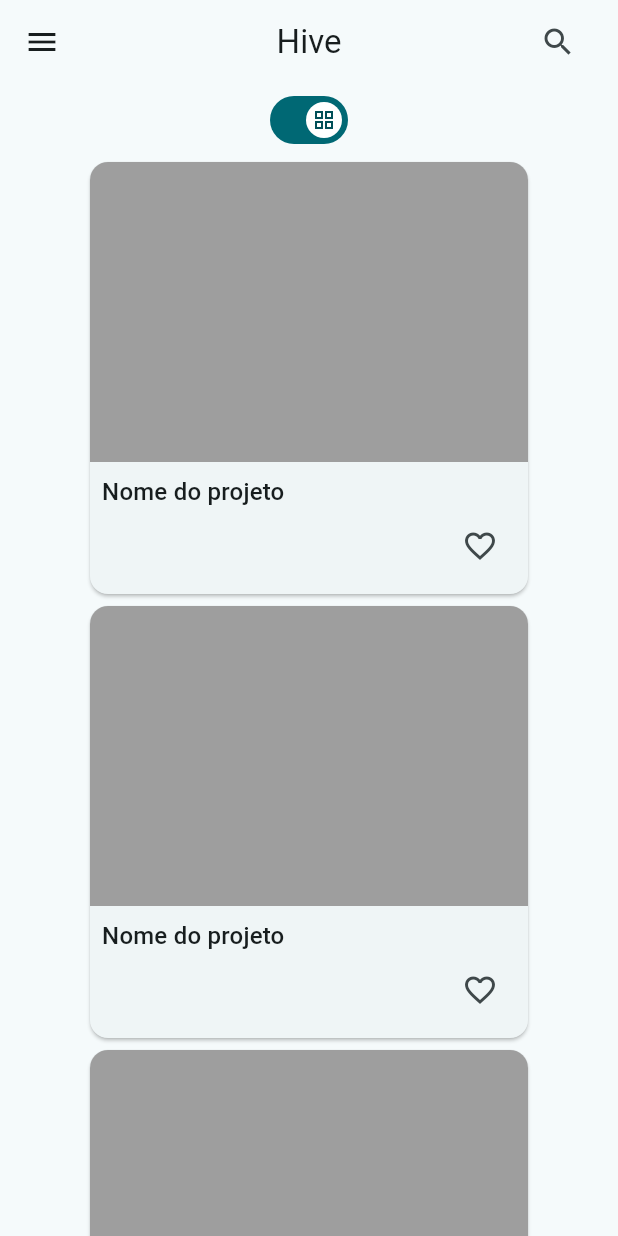
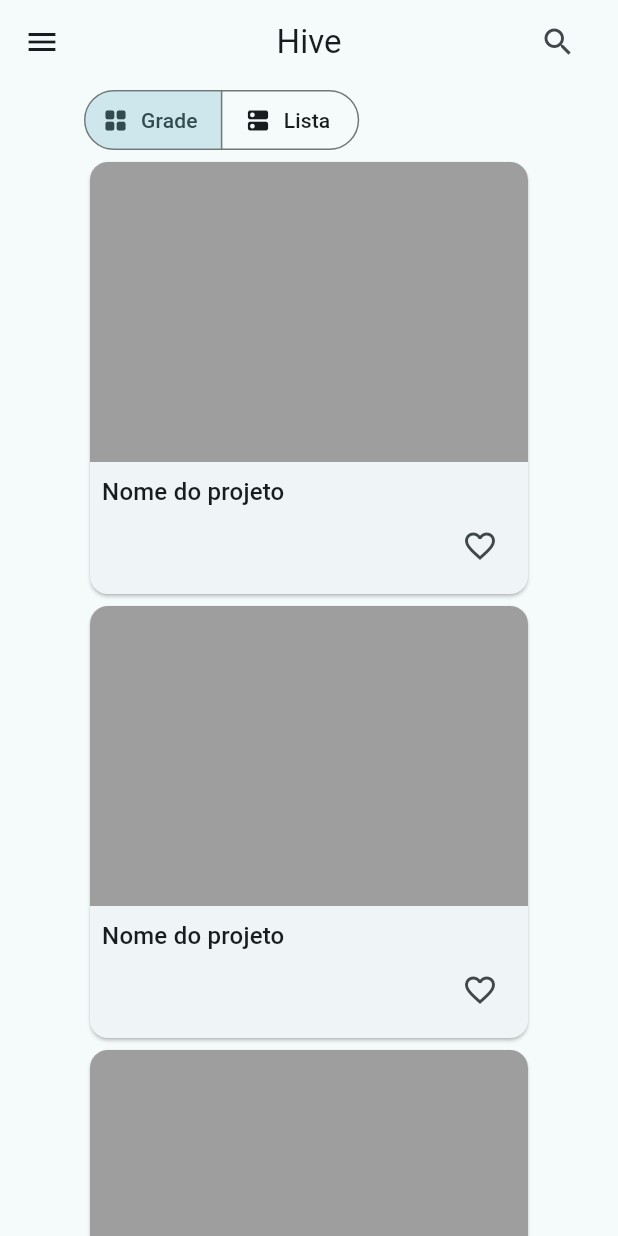
Before and after one commit to karlaycosta/app_repositorio, a Flutter app: the screen it shows after launch, on a phone screen of 412 x 824 dp. Run offline on Flutter 3.47's test engine with Material 3 defaults, Android fonts, the phone set to English and light mode, and no system bars.

Commit message:
Aula 29-10-2024

```diff
--- a/lib/screens/home_page.dart
+++ b/lib/screens/home_page.dart
@@ -1,6 +1,7 @@
 import 'package:flutter/material.dart';
 
 import '../widgets/main_card.dart';
+import '../widgets/main_card_list.dart';
 
 class HomePage extends StatefulWidget {
   const HomePage({super.key});
@@ -12,20 +13,11 @@ class HomePage extends StatefulWidget {
 class _HomePageState extends State<HomePage> {
   int selectedIndex = -1;
   bool light1 = true;
-
-  final WidgetStateProperty<Icon?> thumbIcon =
-      WidgetStateProperty.resolveWith<Icon?>(
-    (Set<WidgetState> states) {
-      if (states.contains(WidgetState.selected)) {
-        return const Icon(Icons.grid_view_outlined);
-      }
-      return const Icon(Icons.grid_view);
-    },
-  );
+  int selectedSegment = 0;
 
   @override
   Widget build(BuildContext context) {
-    print('Tela Redesenhada...');
+    debugPrint('Tela Redesenhada...');
     return Scaffold(
       appBar: AppBar(
         title: const Text('Hive'),
@@ -107,13 +99,24 @@ class _HomePageState extends State<HomePage> {
       body: Center(
         child: SingleChildScrollView(
           child: Column(
+            crossAxisAlignment: CrossAxisAlignment.start,
             children: [
-              Switch(
-                thumbIcon: thumbIcon,
-                value: light1,
-                onChanged: (bool value) {
+              SegmentedButton<int>(
+                showSelectedIcon: false,
+                segments: const [
+                  ButtonSegment(
+                      value: 0,
+                      label: Text('Grade'),
+                      icon: Icon(Icons.grid_view_rounded)),
+                  ButtonSegment(
+                      value: 1,
+                      label: Text('Lista'),
+                      icon: Icon(Icons.dns_rounded)),
+                ],
+                selected: {selectedSegment},
+                onSelectionChanged: (newSelection) {
                   setState(() {
-                    light1 = value;
+                    selectedSegment = newSelection.first;
                   });
                 },
               ),
@@ -123,7 +126,7 @@ class _HomePageState extends State<HomePage> {
                 ),
                 child: Wrap(
                   children: [
-                    for (int i = 0; i < 10; i++) const MainCard(),
+                    for (int i = 0; i < 10; i++) selectedSegment == 0 ? const MainCard() : const MainCardList(),
                   ],
                 ),
               ),
@@ -135,6 +138,6 @@ class _HomePageState extends State<HomePage> {
   }
 
   void onItemTapped(int index) => setState(() {
-        this.selectedIndex = index;
+        selectedIndex = index;
       });
 }
--- a/pubspec.yaml
+++ b/pubspec.yaml
@@ -4,7 +4,7 @@ publish_to: 'none'
 version: 0.1.0
 
 environment:
-  sdk: ^3.5.3
+  sdk: ^3.5.4
 
 dependencies:
   flutter:
@@ -13,7 +13,7 @@ dependencies:
 dev_dependencies:
   flutter_test:
     sdk: flutter
-  flutter_lints: ^4.0.0
+  flutter_lints: ^5.0.0
 
 flutter:
   uses-material-design: true
```
Also changed, not shown: lib/widgets/main_card_list.dart (added, +70 -0 lines), pubspec.lock.
